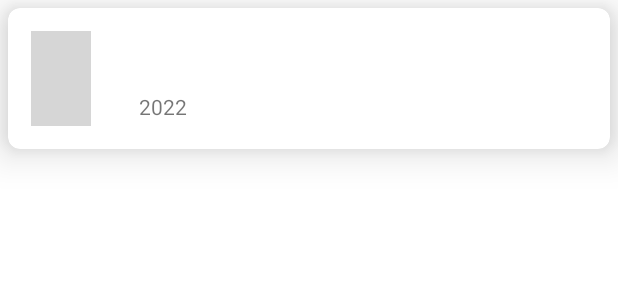
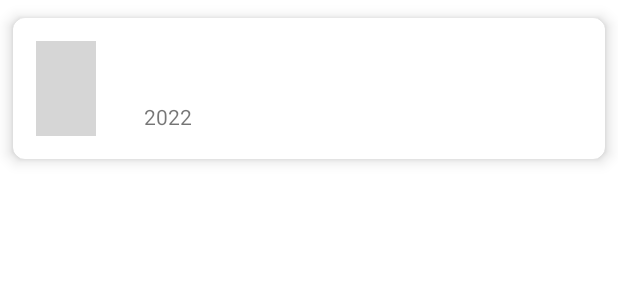
Before and after one commit to LanaLebedeva/LebedevaKinopoisk, an Android app: the layout film_item.xml on its own in the app's theme, with its tools: preview values and no code run, on a phone screen of 412 x 824 dp. Shown: the top 300 px of the screen. Run offline under Robolectric (Android 15) with nearby library versions, the phone set to English and light mode, and no system bars; grey boxes are pictures that could not be loaded.

Commit message:
fix: padding for CardView (Resycle), add content description for images

```diff
--- a/app/src/main/java/com/github/lanalebedeva/lebedevakinopoisk/BindingAdapters.kt
+++ b/app/src/main/java/com/github/lanalebedeva/lebedevakinopoisk/BindingAdapters.kt
@@ -18,6 +18,7 @@ import com.github.lanalebedeva.lebedevakinopoisk.topfilms.KinopoiskApiStatus
 fun bindRecyclerView(recyclerView: RecyclerView, data: List<Film>?) {
     val adapter = recyclerView.adapter as FilmAdapter
     adapter.submitList(data)
+//    recyclerView.addItemDecoration()
 }
 
 
@@ -53,6 +54,3 @@ fun bindStatus(statusImageView: ImageView, status: KinopoiskApiStatus) {
         }
     }
 }
-
-//@BindingAdapter("waitAnswer")
-//fun bindWait()
--- a/app/src/main/java/com/github/lanalebedeva/lebedevakinopoisk/network/Film.kt
+++ b/app/src/main/java/com/github/lanalebedeva/lebedevakinopoisk/network/Film.kt
@@ -18,6 +18,6 @@ data class Film(
         mapGenres.entries.joinToString {
             it.value
         }
-    }.joinToString(separator = ", ", prefix = "", postfix = "", limit = 3, truncated = "...")
+    }.joinToString(separator = ", ", prefix = "", postfix = "", limit = 2, truncated = "...")
 
 }
--- a/app/src/main/res/layout/film_item.xml
+++ b/app/src/main/res/layout/film_item.xml
@@ -13,13 +13,11 @@
 
     <androidx.cardview.widget.CardView
         android:id="@+id/cl_item_constrain"
-        android:layout_marginTop="5dp"
         android:layout_width="match_parent"
         android:layout_height="wrap_content"
-        android:layout_marginVertical="9dp"
         cardView:cardCornerRadius="8dp"
-        cardView:cardElevation="16dp"
-        android:layout_margin="5dp">
+        cardView:cardElevation="6dp"
+        app:cardUseCompatPadding="true">
 
         <androidx.constraintlayout.widget.ConstraintLayout
             android:layout_width="match_parent"
@@ -45,7 +43,7 @@
                 android:id="@+id/tv_item_nameRu"
                 android:layout_width="wrap_content"
                 android:layout_height="wrap_content"
-                android:layout_marginStart="16dp"
+                android:paddingHorizontal="15dp"
                 android:layout_marginTop="26dp"
                 android:text="@{film.nameRu}"
                 android:textSize="16sp"
--- a/app/src/main/res/layout/fragment_film.xml
+++ b/app/src/main/res/layout/fragment_film.xml
@@ -13,7 +13,7 @@
 
     <ScrollView
         android:layout_width="match_parent"
-        android:layout_height="match_parent">
+        android:layout_height="wrap_content">
 
         <LinearLayout
             android:id="@+id/fullscreen_content_controls"
--- a/app/src/main/res/values/strings.xml
+++ b/app/src/main/res/values/strings.xml
@@ -4,6 +4,8 @@
     <string name="poster">Movie poster</string>
     <string name="favourites">Favourites</string>
     <string name="popular">Popular</string>
+    <string name="search">Search</string>
+    <string name="upload">Upload</string>
     <!--    film_item end-->
 
     <!--    summery film begin-->
```
Also changed, not shown: app/src/main/res/layout/fragment_popular_movies.xml (+6 -3 lines), 1 other file.
